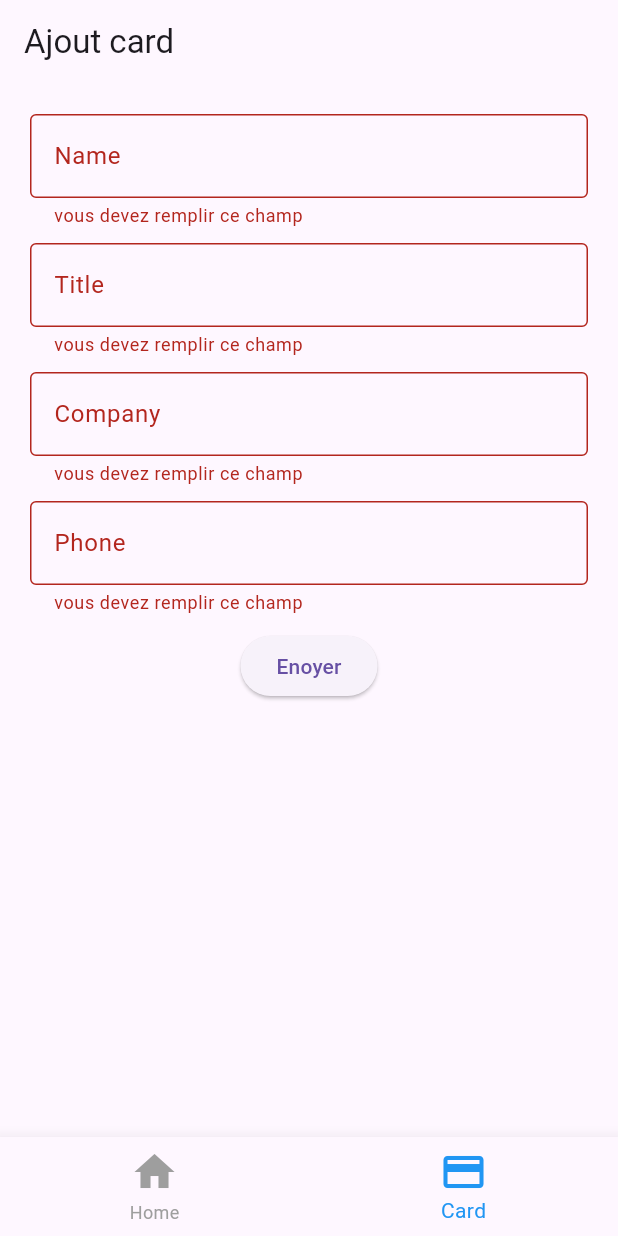
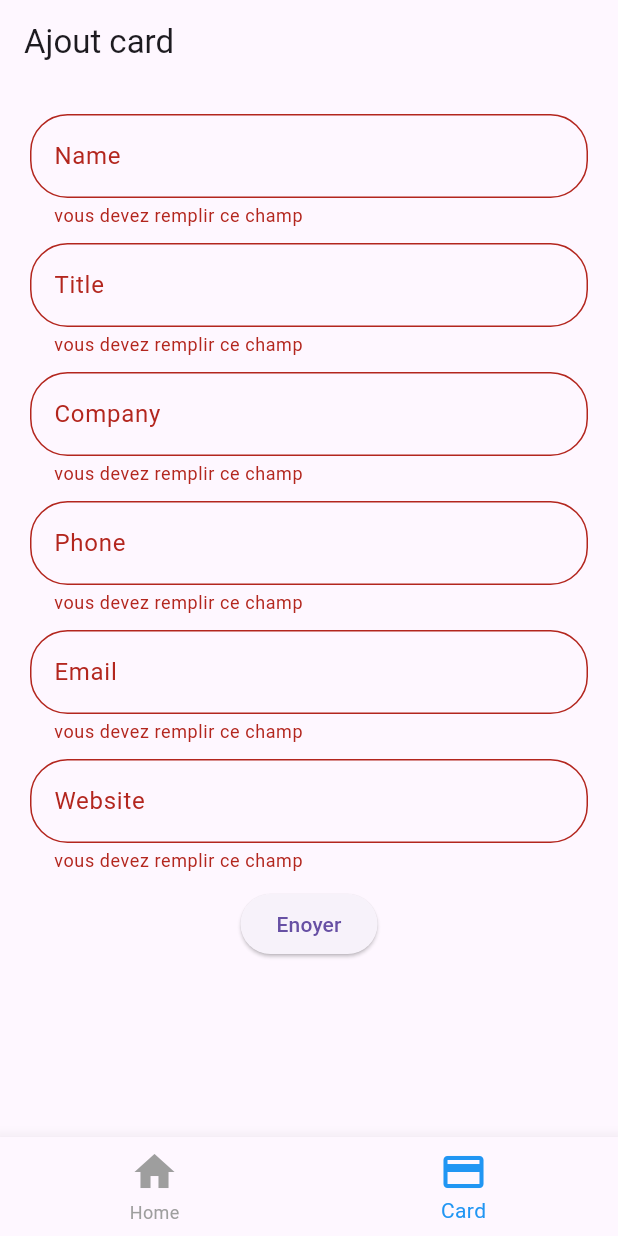
Before and after one commit to tgede46/carteVisite, a Flutter app: the screen it shows after launch, item 2 of the bottom bar chosen, after a tap on "Enoyer", on a phone screen of 412 x 824 dp. Run offline on Flutter 3.47's test engine with Material 3 defaults, Android fonts, the phone set to English and light mode, and no system bars.

```diff
--- a/lib/view/add_card.dart
+++ b/lib/view/add_card.dart
@@ -44,7 +44,9 @@ class _AddCardState extends State<AddCard> {
                 decoration: InputDecoration(
                   labelText: "Name",
                   hintText: "Entrez votre Nom",
-                  border: OutlineInputBorder()
+                  border: OutlineInputBorder(
+                    borderRadius: BorderRadius.circular(25),
+                  ),
                 ),
                 validator: (value){
                   if(value==null||value.isEmpty){
@@ -62,7 +64,9 @@ class _AddCardState extends State<AddCard> {
                 decoration: InputDecoration(
                     labelText: "Title",
                     hintText: "Entrez votre metier",
-                    border: OutlineInputBorder()
+                  border: OutlineInputBorder(
+                    borderRadius: BorderRadius.circular(25),
+                  ),
                 ),
                 validator: (value){
                   if(value==null||value.isEmpty){
@@ -79,7 +83,9 @@ class _AddCardState extends State<AddCard> {
                 decoration: InputDecoration(
                     labelText: "Company",
                     hintText: "Acme corp",
-                    border: OutlineInputBorder()
+                  border: OutlineInputBorder(
+                    borderRadius: BorderRadius.circular(25),
+                  ),
                 ),
                 validator: (value){
                   if(value==null||value.isEmpty){
@@ -96,7 +102,9 @@ class _AddCardState extends State<AddCard> {
                 decoration: InputDecoration(
                     labelText: "Phone ",
                     hintText: "+1 (555)123-4567",
-                    border: OutlineInputBorder()
+                  border: OutlineInputBorder(
+                    borderRadius: BorderRadius.circular(25),
+                  ),
                 ),
                 validator: (value){
                   if(value==null||value.isEmpty){
@@ -107,12 +115,53 @@ class _AddCardState extends State<AddCard> {
                 controller: phoneCardController,
               ),
             ),
+            Container(
+              margin: EdgeInsets.only(bottom: 10),
+              child: TextFormField(
+                decoration: InputDecoration(
+                  labelText: "Email",
+                  hintText: "john.doe@xexample.com",
+                  border: OutlineInputBorder(
+                    borderRadius: BorderRadius.circular(25),
+                  ),
+                ),
+                validator: (value){
+                  if(value==null||value.isEmpty){
+                    return "vous devez remplir ce champ";
+                  }
+                  return null;
+                },
+                controller: mailcardController,
+              ),
+            ),
+            Container(
+              margin: EdgeInsets.only(bottom: 10),
+              child: TextFormField(
+                decoration: InputDecoration(
+                  labelText: "Website",
+                  hintText: "WWW.example.com",
+                  border: OutlineInputBorder(
+                    borderRadius: BorderRadius.circular(25),
+                  ),
+                ),
+                validator: (value){
+                  if(value==null||value.isEmpty){
+                    return "vous devez remplir ce champ";
+                  }
+                  return null;
+                },
+                controller: websiteCardController,
+              ),
+            ),
             SizedBox(
               child: ElevatedButton(
                   onPressed: (){
                     if(_formKey.currentState!.validate()){
                       final nameCard=nameCardController.text;
                       final titleCard=titleCardController.text;
+                      final companyCard=companyCardController.text;
+                      final phoneCard=phoneCardController.text;
+                      final mailCard=mailcardController.text;
 
                       ScaffoldMessenger.of(context).showSnackBar(
                         const SnackBar(content: Text("Envoi en cours... "))
```
